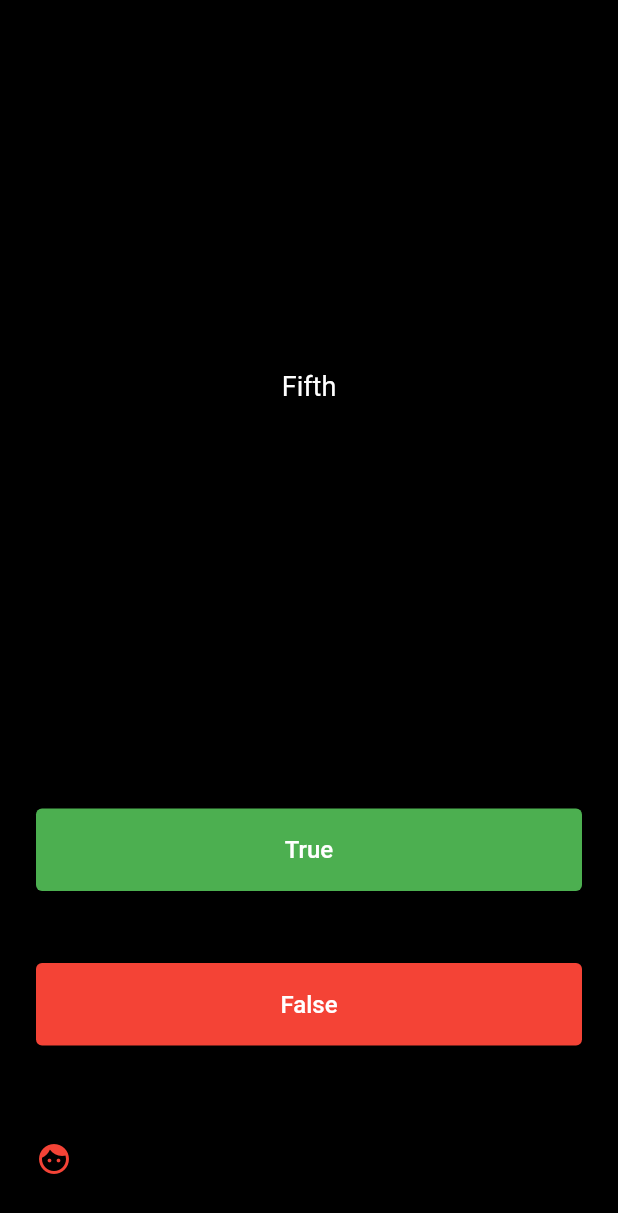
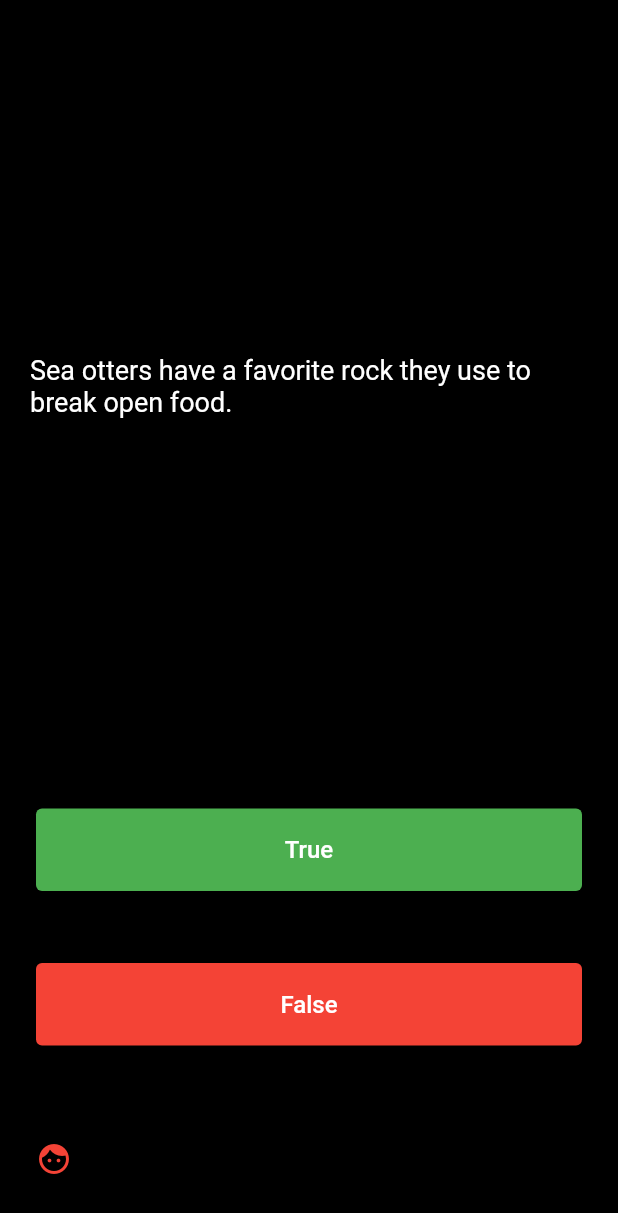
Before and after one commit to AliAltiyev/QuizAppFlutter, a Flutter app: the screen it shows after launch, after a tap on "False", on a phone screen of 412 x 824 dp. Shown: the top 1213 px of the screen. Run offline on Flutter 3.47's test engine with Material 2 defaults, Android fonts, the phone set to English and light mode, and no system bars.

Commit message:
add new questions and answers

```diff
--- /dev/null
+++ b/lib/data/question_data.dart
@@ -0,0 +1,14 @@
+import 'package:quiz_app_flutter/model/question.dart';
+
+class QuestionsData {
+  static List<Question> getQuestions() {
+    return [
+      Question('Sharks are mammals.', false),
+      Question('Sea otters have a favorite rock they use to break open food.', true),
+      Question('Sharks are mammals.', false),
+      Question('The blue whale is the biggest animal to have ever lived', true),
+      Question('The hummingbird egg is the world''s smallest bird egg.', true),
+      Question('Pigs roll in the mud because they don’t like being clean.', false),
+    ];
+  }
+}
--- /dev/null
+++ b/lib/model/question.dart
@@ -0,0 +1,11 @@
+class Question {
+  final String question;
+  final bool answer;
+
+  Question(this.question, this.answer);
+
+  @override
+  String toString() {
+    return 'Question{question: $question, answer: $answer}';
+  }
+}
--- a/lib/pages/quiz_page.dart
+++ b/lib/pages/quiz_page.dart
@@ -1,7 +1,6 @@
-import 'dart:math';
+import 'package:flutter/material.dart';
 
-import 'package:flutter/material.dart';
-import 'package:quiz_app_flutter/widgets/question_widget.dart';
+import '../data/question_data.dart';
 
 class QuizPage extends StatefulWidget {
   const QuizPage({super.key});
@@ -11,21 +10,15 @@ class QuizPage extends StatefulWidget {
 }
 
 class _QuizPageState extends State<QuizPage> {
-  late List<Widget> answers;
-  late List<String> questions;
+  late List<Widget> answersIcons;
+
+  final data = QuestionsData.getQuestions();
+  int questionNumber = 0;
 
   @override
   void initState() {
     super.initState();
-    answers = [];
-    questions = [
-      'First',
-      'Second',
-      'Third',
-      'Forth',
-      'Fifth',
-      'Sixth',
-    ];
+    answersIcons = [];
   }
 
   @override
@@ -38,13 +31,13 @@ class _QuizPageState extends State<QuizPage> {
             crossAxisAlignment: CrossAxisAlignment.stretch,
             children: [
               questionText(),
-              _answerButton('True', 1),
-              _answerButton('False', 2),
+              _answerButton('True', 1, true),
+              _answerButton('False', 2, false),
               Expanded(
                 child: Padding(
                   padding: const EdgeInsets.all(24.0),
                   child: Row(
-                    children: answers,
+                    children: answersIcons,
                   ),
                 ),
               )
@@ -53,12 +46,7 @@ class _QuizPageState extends State<QuizPage> {
         ));
   }
 
-  String _changeQuestions() {
-    final generatadNumber = Random().nextInt(6);
-    return questions[generatadNumber];
-  }
-
-  Widget _answerButton(String text, int choice) {
+  Widget _answerButton(String text, int choice, bool answer) {
     return Expanded(
       flex: 1,
       child: Padding(
@@ -66,18 +54,34 @@ class _QuizPageState extends State<QuizPage> {
         child: ElevatedButton(
             style: ButtonStyle(
                 backgroundColor: (choice == 1)
-                    ? MaterialStatePropertyAll(Colors.green)
-                    : MaterialStatePropertyAll(Colors.red)),
+                    ? const MaterialStatePropertyAll(Colors.green)
+                    : const MaterialStatePropertyAll(Colors.red)),
             onPressed: () {
-              _changeQuestions();
               setState(() {
-                (choice == 1)
-                    ? answers.add(const Icon(
+                if (answer == true) {
+                  bool correctAnswer = data[questionNumber].answer;
+                  if (correctAnswer == true) {
+                    debugPrint('You are right!');
+                  } else {
+                    debugPrint('You are Wrong!');
+                  }
+                } else {
+                  bool correctAnswer = data[questionNumber].answer;
+                  if (correctAnswer == false) {
+                    debugPrint('You are right!');
+                  } else {
+                    debugPrint('You are Wrong!');
+                  }
+                }
+
+                questionNumber < data.length - 1 ? questionNumber++ : null;
+                (choice == 1 )
+                    ? answersIcons.add(const Icon(
                         Icons.check,
                         size: 24,
                         color: Colors.green,
                       ))
-                    : answers.add(const Icon(
+                    : answersIcons.add(const Icon(
                         Icons.face,
                         color: Colors.red,
                         size: 24,
@@ -96,11 +100,11 @@ class _QuizPageState extends State<QuizPage> {
     return Expanded(
         flex: 5,
         child: Padding(
-          padding: EdgeInsets.symmetric(horizontal: 20),
+          padding: const EdgeInsets.symmetric(horizontal: 20),
           child: Center(
             child: Text(
-              _changeQuestions(),
-              style: TextStyle(color: Colors.white, fontSize: 18),
+              data[questionNumber].question,
+              style: const TextStyle(color: Colors.white, fontSize: 18),
             ),
           ),
         ));
```
Also changed, not shown: lib/widgets/false_button_widget.dart (deleted, +0 -38 lines), lib/widgets/true_button_widget.dart (deleted, +0 -17 lines), lib/widgets/question_widget.dart (added). Lines whose indentation alone changed are shown as unchanged.
